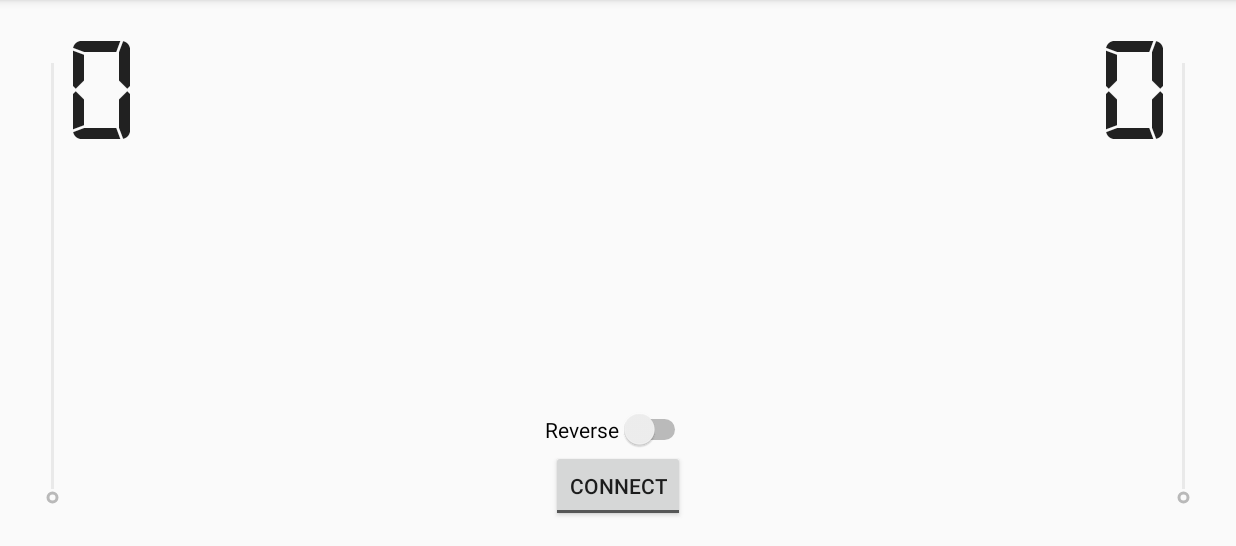
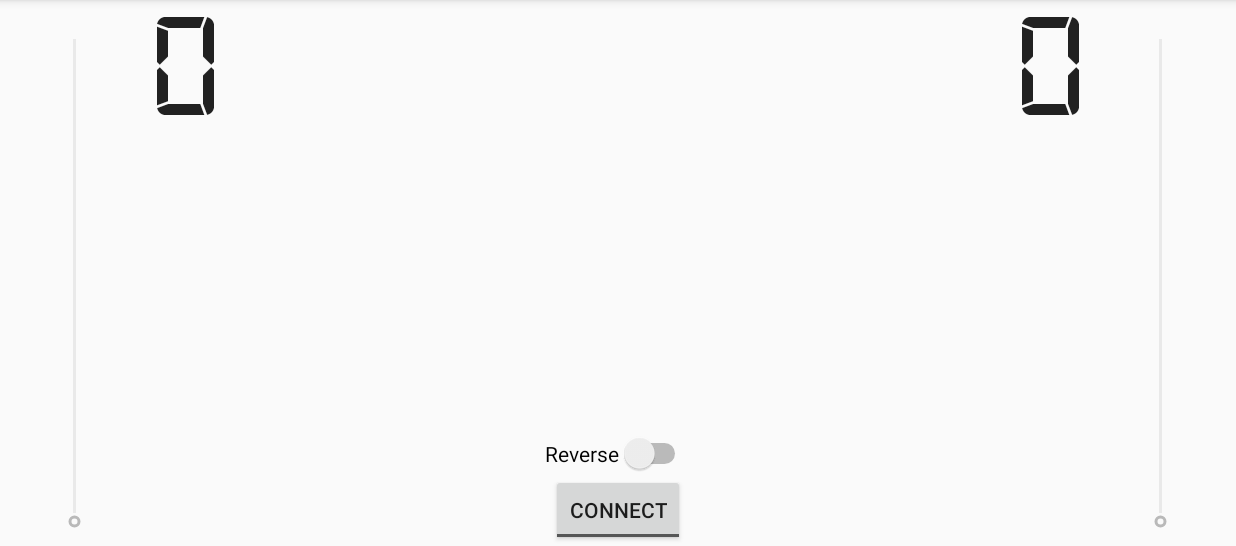
Before and after one commit to moayman/SolarCarAndroidApp, an Android app: the screen it shows after launch (MainActivity), on a phone screen of 824 x 412 dp (held sideways), the part 72-618 px from its top. Run offline under Robolectric (Android 15) with nearby library versions, the phone set to English and light mode, and no system bars.

Commit message:
Multiple updates
-Added 7 levels
-Increased seekbar width for easier use
-Removed margins for better seekbar usage
-Reset levels to 0 when switching direction

```diff
--- a/app/src/main/java/com/solarcar/GuiUpdateHandler.java
+++ b/app/src/main/java/com/solarcar/GuiUpdateHandler.java
@@ -23,8 +23,8 @@ public class GuiUpdateHandler implements Runnable
     @Override
     public void run()
     {
-        switchBackward.setChecked(((received >> 4) & 1) == 1);
-        txtLeft.setText(String.valueOf((received & 0x0C) >> 2));
-        txtRight.setText(String.valueOf(received & 0x03));
+        switchBackward.setChecked(((received >> 7) & 1) == 1);
+        txtLeft.setText(String.valueOf((received & 0x38) >> 3));
+        txtRight.setText(String.valueOf(received & 0x07));
     }
 }
--- a/app/src/main/res/layout/activity_main.xml
+++ b/app/src/main/res/layout/activity_main.xml
@@ -3,22 +3,19 @@
                 android:layout_width="match_parent"
                 android:layout_height="match_parent"
                 tools:context=".MainActivity"
-                android:layout_margin="16dp"
                 android:id="@+id/relativeLayout">
 
     <com.solarcar.VerticalSeekBar
         android:id = "@+id/skbarLeft"
-        android:layout_width="wrap_content"
+        android:layout_width="100dp"
         android:layout_height="fill_parent"
-        android:layout_marginLeft="10dp"
         android:layout_marginTop="10dp"/>
 
     <com.solarcar.VerticalSeekBar
         android:id = "@+id/skbarRight"
-        android:layout_width="wrap_content"
+        android:layout_width="100dp"
         android:layout_height="fill_parent"
         android:layout_alignParentRight="true"
-        android:layout_marginRight="10dp"
         android:layout_marginTop="10dp"/>
 
     <ToggleButton
```
Also changed, not shown: app/src/main/java/com/solarcar/MainActivity.java (+13 -9 lines).
